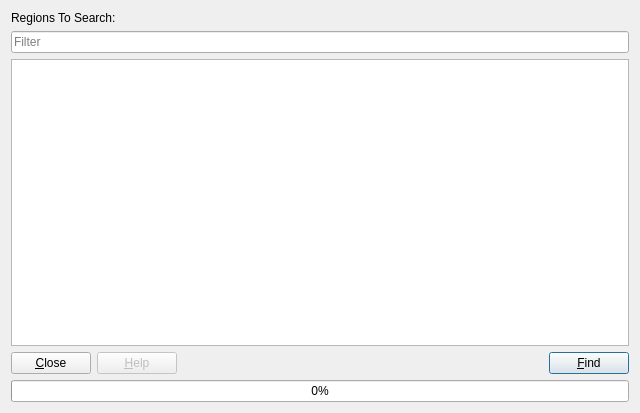
eteran/edb-debugger, file plugins/FunctionFinder/DialogFunctions.ui: the form before one commit.
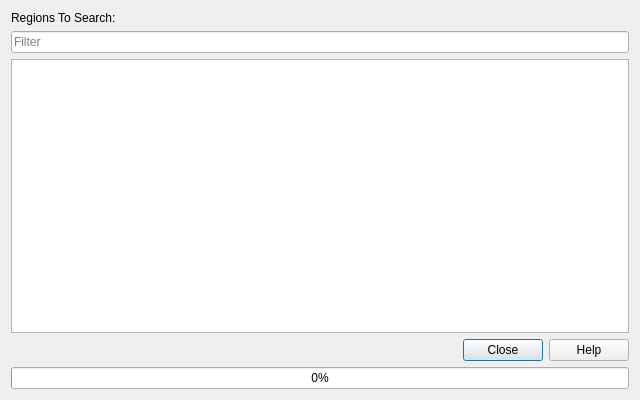
The form after the commit. Icons and pictures are not drawn.

Commit message: more normalization of dialog boxes, more coming until we've done them all!

```diff
--- a/plugins/FunctionFinder/DialogFunctions.ui
+++ b/plugins/FunctionFinder/DialogFunctions.ui
@@ -8,7 +8,7 @@
     <x>0</x>
     <y>0</y>
     <width>640</width>
-    <height>413</height>
+    <height>400</height>
    </rect>
   </property>
   <property name="windowTitle">
@@ -66,60 +66,11 @@
     </widget>
    </item>
    <item>
-    <layout class="QHBoxLayout" name="horizontalLayout">
-     <item>
-      <widget class="QPushButton" name="btnClose">
-       <property name="text">
-        <string>&amp;Close</string>
-       </property>
-       <property name="icon">
-        <iconset theme="dialog-close">
-         <normaloff>.</normaloff>.</iconset>
-       </property>
-      </widget>
-     </item>
-     <item>
-      <widget class="QPushButton" name="btnHelp">
-       <property name="enabled">
-        <bool>false</bool>
-       </property>
-       <property name="text">
-        <string>&amp;Help</string>
-       </property>
-       <property name="icon">
-        <iconset theme="help-browser">
-         <normaloff>.</normaloff>.</iconset>
-       </property>
-      </widget>
-     </item>
-     <item>
-      <spacer>
-       <property name="orientation">
-        <enum>Qt::Horizontal</enum>
-       </property>
-       <property name="sizeHint" stdset="0">
-        <size>
-         <width>40</width>
-         <height>20</height>
-        </size>
-       </property>
-      </spacer>
-     </item>
-     <item>
-      <widget class="QPushButton" name="btnFind">
-       <property name="text">
-        <string>&amp;Find</string>
-       </property>
-       <property name="icon">
-        <iconset theme="edit-find">
-         <normaloff>.</normaloff>.</iconset>
-       </property>
-       <property name="default">
-        <bool>true</bool>
-       </property>
-      </widget>
-     </item>
-    </layout>
+    <widget class="QDialogButtonBox" name="buttonBox">
+     <property name="standardButtons">
+      <set>QDialogButtonBox::Close|QDialogButtonBox::Help</set>
+     </property>
+    </widget>
    </item>
    <item>
     <widget class="QProgressBar" name="progressBar">
```
Left out of the diff: 31 changed lines with no effect on the pictures. The commit also changes 15 other files.
